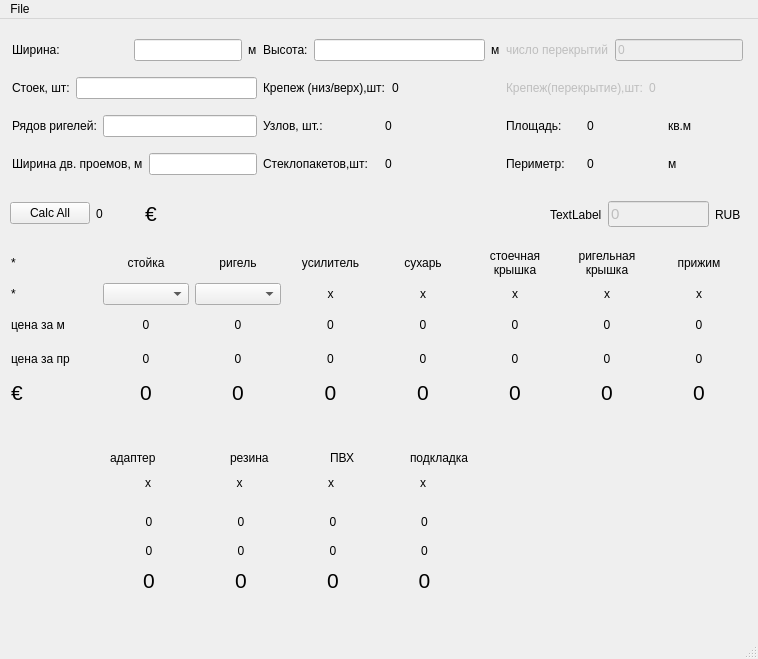
stogoff/facade, file main.ui: the form before one commit.
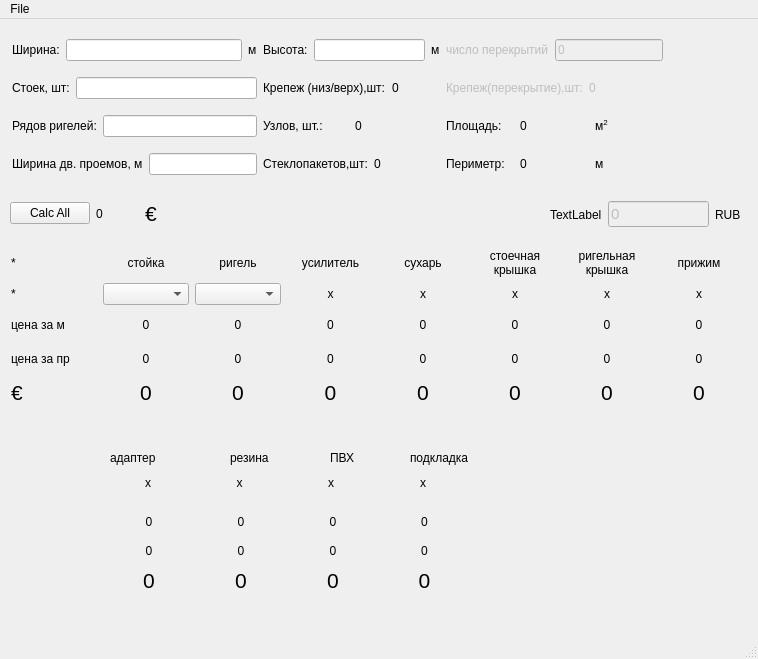
The form after the commit.

Commit message: adapters, rubber, pvc, pads ids changed

```diff
--- a/main.ui
+++ b/main.ui
@@ -825,7 +825,7 @@
      <rect>
       <x>12</x>
       <y>10</y>
-      <width>731</width>
+      <width>651</width>
       <height>159</height>
      </rect>
     </property>
@@ -936,7 +936,7 @@
       </layout>
      </item>
      <item row="0" column="0">
-      <layout class="QHBoxLayout" name="horizontalLayout_3" stretch="1,0,0">
+      <layout class="QHBoxLayout" name="horizontalLayout_3" stretch="0,1,0">
        <item>
         <widget class="QLabel" name="label">
          <property name="text">
@@ -1035,7 +1035,7 @@
        <item>
         <widget class="QLabel" name="label_7">
          <property name="text">
-          <string>кв.м</string>
+          <string>&lt;html&gt;&lt;head/&gt;&lt;body&gt;&lt;p&gt;м&lt;span style=&quot; vertical-align:super;&quot;&gt;2&lt;/span&gt;&lt;/p&gt;&lt;/body&gt;&lt;/html&gt;</string>
          </property>
         </widget>
        </item>
```
Left out of the diff: 60 changed lines with no effect on the pictures. The commit also changes 1 other file.
